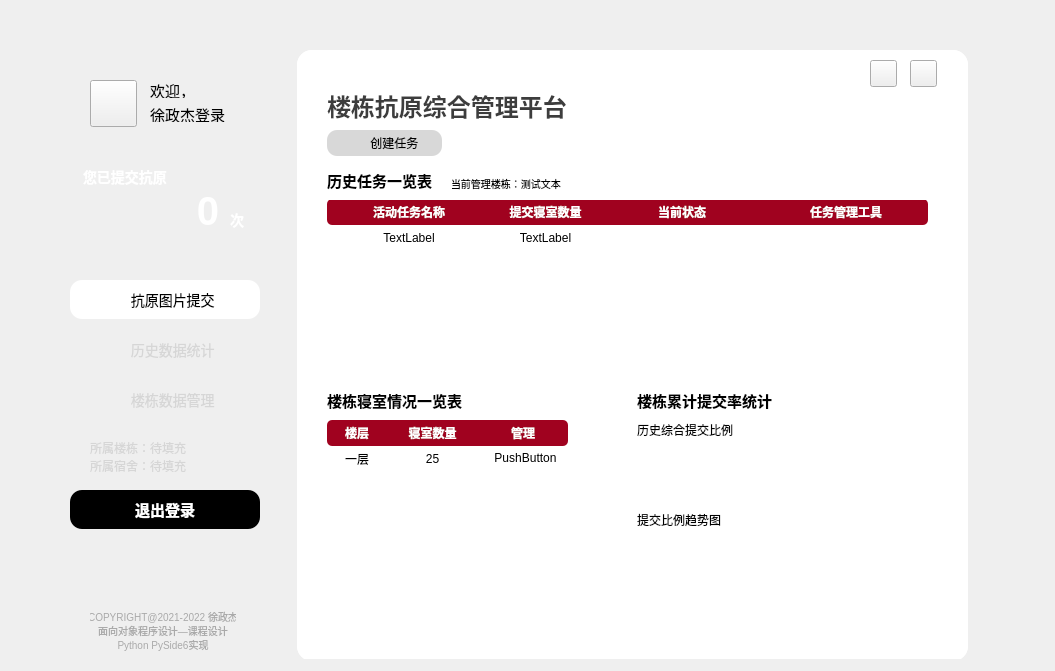
Qt form pythonGUI/python-bigwork/student_mainwindow_package/studentmainwindow.ui (crazysteeaam/ObjectOrientedwithPython) before a commit.
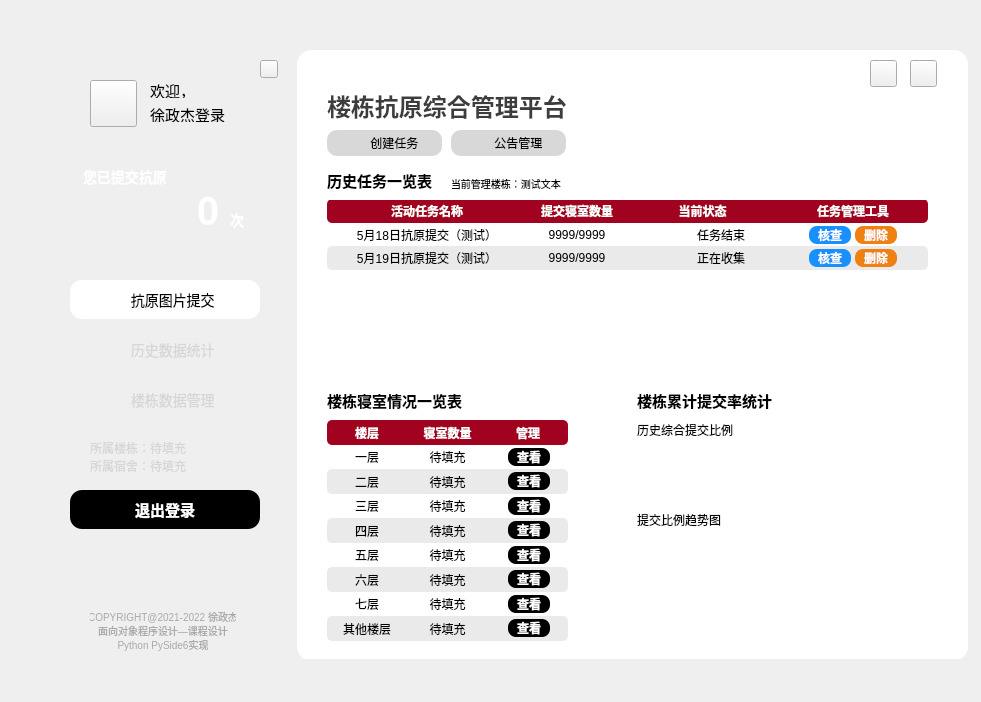
The same form after that commit. The open tabs and pages were chosen to show the change. Icons and pictures are not drawn.

Diff of the .ui file:
```diff
--- a/pythonGUI/python-bigwork/student_mainwindow_package/studentmainwindow.ui
+++ b/pythonGUI/python-bigwork/student_mainwindow_package/studentmainwindow.ui
@@ -6,8 +6,8 @@
    <rect>
     <x>0</x>
     <y>0</y>
-    <width>1055</width>
-    <height>671</height>
+    <width>981</width>
+    <height>702</height>
    </rect>
   </property>
   <property name="windowTitle">
@@ -483,6 +483,25 @@
        <set>Qt::AlignCenter</set>
       </property>
      </widget>
+     <widget class="QPushButton" name="pushButton_42">
+      <property name="geometry">
+       <rect>
+        <x>220</x>
+        <y>20</y>
+        <width>18</width>
+        <height>18</height>
+       </rect>
+      </property>
+      <property name="cursor">
+       <cursorShape>PointingHandCursor</cursorShape>
+      </property>
+      <property name="styleSheet">
+       <string notr="true">border-image: url(:/icons/icons/公告.png);</string>
+      </property>
+      <property name="text">
+       <string/>
+      </property>
+     </widget>
     </widget>
     <widget class="QPushButton" name="pushButton_6">
      <property name="geometry">
@@ -1229,50 +1248,65 @@
            <x>0</x>
            <y>-1</y>
            <width>601</width>
-           <height>51</height>
+           <height>71</height>
           </rect>
          </property>
-         <layout class="QGridLayout" name="gridLayout_3" columnstretch="3,2,3,3" columnminimumwidth="3,2,3,3">
+         <layout class="QGridLayout" name="gridLayout_3" rowstretch="1,1,1" columnstretch="4,2,3,3" rowminimumheight="1,1,1" columnminimumwidth="3,2,3,3">
           <property name="spacing">
            <number>0</number>
           </property>
-          <item row="0" column="0">
-           <widget class="QLabel" name="label_58">
-            <property name="styleSheet">
-             <string notr="true">background-color:#a0021f;
-border-image: url();
-color:white;
-font-weight:bold;
-border:0px;
-border-radius:0px;
-border-bottom-left-radius:5px;
-border-top-left-radius:5px;
-font-size:12px;</string>
+          <item row="1" column="3">
+           <widget class="QFrame" name="frame_3">
+            <property name="frameShape">
+             <enum>QFrame::StyledPanel</enum>
             </property>
-            <property name="text">
-             <string>活动任务名称</string>
+            <property name="frameShadow">
+             <enum>QFrame::Raised</enum>
             </property>
-            <property name="alignment">
-             <set>Qt::AlignCenter</set>
-            </property>
-           </widget>
-          </item>
-          <item row="0" column="1">
-           <widget class="QLabel" name="label_59">
-            <property name="styleSheet">
-             <string notr="true">background-color:#a0021f;
-border-image: url();
+            <widget class="QPushButton" name="pushButton_32">
+             <property name="geometry">
+              <rect>
+               <x>31</x>
+               <y>3</y>
+               <width>42</width>
+               <height>18</height>
+              </rect>
+             </property>
+             <property name="cursor">
+              <cursorShape>PointingHandCursor</cursorShape>
+             </property>
+             <property name="styleSheet">
+              <string notr="true">border-radius:8px;
+background-color:#1890FF;
 color:white;
-border:0px;
-font-weight:bold;
-border-radius:0px;</string>
-            </property>
-            <property name="text">
-             <string>提交寝室数量</string>
-            </property>
-            <property name="alignment">
-             <set>Qt::AlignCenter</set>
-            </property>
+font-weight:bold;</string>
+             </property>
+             <property name="text">
+              <string>核查</string>
+             </property>
+            </widget>
+            <widget class="QPushButton" name="pushButton_33">
+             <property name="geometry">
+              <rect>
+               <x>77</x>
+               <y>3</y>
+               <width>42</width>
+               <height>18</height>
+              </rect>
+             </property>
+             <property name="cursor">
+              <cursorShape>PointingHandCursor</cursorShape>
+             </property>
+             <property name="styleSheet">
+              <string notr="true">border-radius:8px;
+background-color:#EF8113;
+color:white;
+font-weight:bold;</string>
+             </property>
+             <property name="text">
+              <string>删除</string>
+             </property>
+            </widget>
            </widget>
           </item>
           <item row="0" column="3">
@@ -1294,6 +1328,16 @@
             </property>
            </widget>
           </item>
+          <item row="1" column="1">
+           <widget class="QLabel" name="label_51">
+            <property name="text">
+             <string>9999/9999</string>
+            </property>
+            <property name="alignment">
+             <set>Qt::AlignCenter</set>
+            </property>
+           </widget>
+          </item>
           <item row="0" column="2">
            <widget class="QLabel" name="label_60">
             <property name="styleSheet">
@@ -1315,30 +1359,81 @@
           <item row="1" column="0">
            <widget class="QLabel" name="label_50">
             <property name="text">
-             <string>TextLabel</string>
+             <string>5月18日抗原提交（测试）</string>
             </property>
             <property name="alignment">
              <set>Qt::AlignCenter</set>
             </property>
            </widget>
           </item>
-          <item row="1" column="1">
-           <widget class="QLabel" name="label_51">
+          <item row="2" column="1">
+           <widget class="QLabel" name="label_90">
+            <property name="styleSheet">
+             <string notr="true">background-color:#EAEAEA;
+border-radius:0px;
+border-image: url();</string>
+            </property>
             <property name="text">
-             <string>TextLabel</string>
+             <string>9999/9999</string>
             </property>
             <property name="alignment">
              <set>Qt::AlignCenter</set>
             </property>
            </widget>
           </item>
-          <item row="1" column="3">
-           <widget class="QFrame" name="frame_3">
-            <property name="frameShape">
-             <enum>QFrame::StyledPanel</enum>
+          <item row="0" column="0">
+           <widget class="QLabel" name="label_58">
+            <property name="styleSheet">
+             <string notr="true">background-color:#a0021f;
+border-image: url();
+color:white;
+font-weight:bold;
+border:0px;
+border-radius:0px;
+border-bottom-left-radius:5px;
+border-top-left-radius:5px;
+font-size:12px;</string>
             </property>
-            <property name="frameShadow">
-             <enum>QFrame::Raised</enum>
+            <property name="text">
+             <string>活动任务名称</string>
+            </property>
+            <property name="alignment">
+             <set>Qt::AlignCenter</set>
+            </property>
+           </widget>
+          </item>
+          <item row="0" column="1">
+           <widget class="QLabel" name="label_59">
+            <property name="styleSheet">
+             <string notr="true">background-color:#a0021f;
+border-image: url();
+color:white;
+border:0px;
+font-weight:bold;
+border-radius:0px;</string>
+            </property>
+            <property name="text">
+             <string>提交寝室数量</string>
+            </property>
+            <property name="alignment">
+             <set>Qt::AlignCenter</set>
+            </property>
+           </widget>
+          </item>
+          <item row="2" column="0">
+           <widget class="QLabel" name="label_89">
+            <property name="styleSheet">
+             <string notr="true">background-color:#EAEAEA;
+border-radius:0px;
+border-bottom-left-radius:5px;
+border-top-left-radius:5px;
+border-image: url();</string>
+            </property>
+            <property name="text">
+             <string>5月19日抗原提交（测试）</string>
+            </property>
+            <property name="alignment">
+             <set>Qt::AlignCenter</set>
             </property>
            </widget>
           </item>
@@ -1350,6 +1445,242 @@
             <property name="frameShadow">
              <enum>QFrame::Raised</enum>
             </property>
+            <widget class="QPushButton" name="pushButton_31">
+             <property name="geometry">
+              <rect>
+               <x>37</x>
+               <y>-2</y>
+               <width>29</width>
+               <height>29</height>
+              </rect>
+             </property>
+             <property name="cursor">
+              <cursorShape>PointingHandCursor</cursorShape>
+             </property>
+             <property name="styleSheet">
+              <string notr="true">border-image: url(:/icons/icons/开关 关.png);</string>
+             </property>
+             <property name="text">
+              <string/>
+             </property>
+            </widget>
+            <widget class="QLabel" name="label_85">
+             <property name="geometry">
+              <rect>
+               <x>70</x>
+               <y>4</y>
+               <width>54</width>
+               <height>16</height>
+              </rect>
+             </property>
+             <property name="text">
+              <string>任务结束</string>
+             </property>
+            </widget>
+            <widget class="QFrame" name="frame_20">
+             <property name="geometry">
+              <rect>
+               <x>100</x>
+               <y>20</y>
+               <width>150</width>
+               <height>23</height>
+              </rect>
+             </property>
+             <property name="frameShape">
+              <enum>QFrame::StyledPanel</enum>
+             </property>
+             <property name="frameShadow">
+              <enum>QFrame::Raised</enum>
+             </property>
+             <widget class="QPushButton" name="pushButton_37">
+              <property name="geometry">
+               <rect>
+                <x>37</x>
+                <y>-2</y>
+                <width>29</width>
+                <height>29</height>
+               </rect>
+              </property>
+              <property name="cursor">
+               <cursorShape>PointingHandCursor</cursorShape>
+              </property>
+              <property name="styleSheet">
+               <string notr="true">border-image: url(:/icons/icons/开关 关.png);</string>
+              </property>
+              <property name="text">
+               <string/>
+              </property>
+             </widget>
+             <widget class="QLabel" name="label_93">
+              <property name="geometry">
+               <rect>
+                <x>70</x>
+                <y>4</y>
+                <width>54</width>
+                <height>16</height>
+               </rect>
+              </property>
+              <property name="text">
+               <string>任务结束</string>
+              </property>
+             </widget>
+            </widget>
+           </widget>
+          </item>
+          <item row="2" column="2">
+           <widget class="QFrame" name="frame_21">
+            <property name="styleSheet">
+             <string notr="true">background-color:#EAEAEA;
+border-radius:0px;
+border-image: url();</string>
+            </property>
+            <property name="frameShape">
+             <enum>QFrame::StyledPanel</enum>
+            </property>
+            <property name="frameShadow">
+             <enum>QFrame::Raised</enum>
+            </property>
+            <widget class="QPushButton" name="pushButton_38">
+             <property name="geometry">
+              <rect>
+               <x>37</x>
+               <y>-2</y>
+               <width>29</width>
+               <height>29</height>
+              </rect>
+             </property>
+             <property name="cursor">
+              <cursorShape>PointingHandCursor</cursorShape>
+             </property>
+             <property name="styleSheet">
+              <string notr="true">border-image: url(:/icons/icons/开关 开.png);</string>
+             </property>
+             <property name="text">
+              <string/>
+             </property>
+            </widget>
+            <widget class="QLabel" name="label_94">
+             <property name="geometry">
+              <rect>
+               <x>70</x>
+               <y>4</y>
+               <width>54</width>
+               <height>16</height>
+              </rect>
+             </property>
+             <property name="text">
+              <string>正在收集</string>
+             </property>
+            </widget>
+            <widget class="QFrame" name="frame_22">
+             <property name="geometry">
+              <rect>
+               <x>100</x>
+               <y>20</y>
+               <width>150</width>
+               <height>23</height>
+              </rect>
+             </property>
+             <property name="frameShape">
+              <enum>QFrame::StyledPanel</enum>
+             </property>
+             <property name="frameShadow">
+              <enum>QFrame::Raised</enum>
+             </property>
+             <widget class="QPushButton" name="pushButton_39">
+              <property name="geometry">
+               <rect>
+                <x>37</x>
+                <y>-2</y>
+                <width>29</width>
+                <height>29</height>
+               </rect>
+              </property>
+              <property name="cursor">
+               <cursorShape>PointingHandCursor</cursorShape>
+              </property>
+              <property name="styleSheet">
+               <string notr="true">border-image: url(:/icons/icons/开关 关.png);</string>
+              </property>
+              <property name="text">
+               <string/>
+              </property>
+             </widget>
+             <widget class="QLabel" name="label_95">
+              <property name="geometry">
+               <rect>
+                <x>70</x>
+                <y>4</y>
+                <width>54</width>
+                <height>16</height>
+               </rect>
+              </property>
+              <property name="text">
+               <string>任务结束</string>
+              </property>
+             </widget>
+            </widget>
+           </widget>
+          </item>
+          <item row="2" column="3">
+           <widget class="QFrame" name="frame_23">
+            <property name="styleSheet">
+             <string notr="true">background-color:#EAEAEA;
+border-radius:0px;
+border-bottom-right-radius:5px;
+border-top-right-radius:5px;
+border-image: url();</string>
+            </property>
+            <property name="frameShape">
+             <enum>QFrame::StyledPanel</enum>
+            </property>
+            <property name="frameShadow">
+             <enum>QFrame::Raised</enum>
+            </property>
+            <widget class="QPushButton" name="pushButton_40">
+             <property name="geometry">
+              <rect>
+               <x>31</x>
+               <y>3</y>
+               <width>42</width>
+               <height>18</height>
+              </rect>
+             </property>
+             <property name="cursor">
+              <cursorShape>PointingHandCursor</cursorShape>
+             </property>
+             <property name="styleSheet">
+              <string notr="true">border-radius:8px;
+background-color:#1890FF;
+color:white;
+font-weight:bold;</string>
+             </property>
+             <property name="text">
+              <string>核查</string>
+             </property>
+            </widget>
+            <widget class="QPushButton" name="pushButton_41">
+             <property name="geometry">
+              <rect>
+               <x>77</x>
+               <y>3</y>
+               <width>42</width>
+               <height>18</height>
+              </rect>
+             </property>
+             <property name="cursor">
+              <cursorShape>PointingHandCursor</cursorShape>
+             </property>
+             <property name="styleSheet">
+              <string notr="true">border-radius:8px;
+background-color:#EF8113;
+color:white;
+font-weight:bold;</string>
+             </property>
+             <property name="text">
+              <string>删除</string>
+             </property>
+            </widget>
            </widget>
           </item>
          </layout>
@@ -1379,7 +1710,7 @@
          <x>30</x>
          <y>370</y>
          <width>241</width>
-         <height>190</height>
+         <height>221</height>
         </rect>
        </property>
        <property name="widgetResizable">
@@ -1391,7 +1722,7 @@
           <x>0</x>
           <y>0</y>
           <width>241</width>
-          <height>190</height>
+          <height>221</height>
          </rect>
         </property>
         <widget class="QWidget" name="gridLayoutWidget_3">
@@ -1400,13 +1731,75 @@
            <x>0</x>
            <y>0</y>
            <width>241</width>
-           <height>51</height>
+           <height>221</height>
           </rect>
          </property>
-         <layout class="QGridLayout" name="gridLayout_4" columnstretch="2,3,3" columnminimumwidth="2,3,3">
+         <layout class="QGridLayout" name="gridLayout_4" columnstretch="1,1,1" columnminimumwidth="1,1,1">
           <property name="spacing">
            <number>0</number>
           </property>
+          <item row="1" column="0">
+           <widget class="QLabel" name="label_52">
+            <property name="text">
+             <string>一层</string>
+            </property>
+            <property name="alignment">
+             <set>Qt::AlignCenter</set>
+            </property>
+           </widget>
+          </item>
+          <item row="5" column="0">
+           <widget class="QLabel" name="label_75">
+            <property name="text">
+             <string>五层</string>
+            </property>
+            <property name="alignment">
+             <set>Qt::AlignCenter</set>
+            </property>
+           </widget>
+          </item>
+          <item row="1" column="2">
+           <widget class="QFrame" name="frame_11">
+            <property name="frameShape">
+             <enum>QFrame::StyledPanel</enum>
+            </property>
+            <property name="frameShadow">
+             <enum>QFrame::Raised</enum>
+            </property>
+            <widget class="QPushButton" name="pushButton_15">
+             <property name="geometry">
+              <rect>
+               <x>20</x>
+               <y>3</y>
+               <width>42</width>
+               <height>18</height>
+              </rect>
+             </property>
+             <property name="cursor">
+              <cursorShape>PointingHandCursor</cursorShape>
+             </property>
+             <property name="styleSheet">
+              <string notr="true">color:white;
+background-color:black;
+border-radius:8px;
+font-weight:bold;</string>
+             </property>
+             <property name="text">
+              <string>查看</string>
+             </property>
+            </widget>
+           </widget>
+          </item>
+          <item row="3" column="1">
+           <widget class="QLabel" name="label_78">
+            <property name="text">
+             <string>待填充</string>
+            </property>
+            <property name="alignment">
+             <set>Qt::AlignCenter</set>
+            </property>
+           </widget>
+          </item>
           <item row="0" column="1">
            <widget class="QLabel" name="label_63">
             <property name="styleSheet">
@@ -1446,6 +1839,160 @@
             </property>
            </widget>
           </item>
+          <item row="2" column="0">
+           <widget class="QLabel" name="label_66">
+            <property name="styleSheet">
+             <string notr="true">background-color:#EAEAEA;
+border-radius:0px;
+border-bottom-left-radius:5px;
+border-top-left-radius:5px;
+border-image: url();
+</string>
+            </property>
+            <property name="text">
+             <string>二层</string>
+            </property>
+            <property name="alignment">
+             <set>Qt::AlignCenter</set>
+            </property>
+           </widget>
+          </item>
+          <item row="4" column="1">
+           <widget class="QLabel" name="label_79">
+            <property name="styleSheet">
+             <string notr="true">background-color:#EAEAEA;
+border-radius:0px;
+border-image: url();</string>
+            </property>
+            <property name="text">
+             <string>待填充</string>
+            </property>
+            <property name="alignment">
+             <set>Qt::AlignCenter</set>
+            </property>
+           </widget>
+          </item>
+          <item row="6" column="1">
+           <widget class="QLabel" name="label_81">
+            <property name="styleSheet">
+             <string notr="true">background-color:#EAEAEA;
+border-radius:0px;
+border-image: url();</string>
+            </property>
+            <property name="text">
+             <string>待填充</string>
+            </property>
+            <property name="alignment">
+             <set>Qt::AlignCenter</set>
+            </property>
+           </widget>
+          </item>
+          <item row="8" column="1">
+           <widget class="QLabel" name="label_84">
+            <property name="styleSheet">
+             <string notr="true">background-color:#EAEAEA;
+border-radius:0px;
+border-image: url();</string>
+            </property>
+            <property name="text">
+             <string>待填充</string>
+            </property>
+            <property name="alignment">
+             <set>Qt::AlignCenter</set>
+            </property>
+           </widget>
+          </item>
+          <item row="2" column="1">
+           <widget class="QLabel" name="label_67">
+            <property name="styleSheet">
+             <string notr="true">background-color:#EAEAEA;
+border-radius:0px;
+border-image: url();</string>
+            </property>
+            <property name="text">
+             <string>待填充</string>
+            </property>
+            <property name="alignment">
+             <set>Qt::AlignCenter</set>
+            </property>
+           </widget>
+          </item>
+          <item row="4" column="0">
+           <widget class="QLabel" name="label_74">
+            <property name="styleSheet">
+             <string notr="true">background-color:#EAEAEA;
+border-radius:0px;
+border-bottom-left-radius:5px;
+border-top-left-radius:5px;
+border-image: url();</string>
+            </property>
+            <property name="text">
+             <string>四层</string>
+            </property>
+            <property name="alignment">
+             <set>Qt::AlignCenter</set>
+            </property>
+           </widget>
+          </item>
+          <item row="2" column="2">
+           <widget class="QFrame" name="frame_13">
+            <property name="styleSheet">
+             <string notr="true">background-color:#EAEAEA;
+border-radius:0px;
+border-bottom-right-radius:5px;
+border-top-right-radius:5px;
+border-image: url();</string>
+            </property>
+            <property name="frameShape">
+             <enum>QFrame::StyledPanel</enum>
+            </property>
+            <property name="frameShadow">
+             <enum>QFrame::Raised</enum>
+            </property>
+            <widget class="QPushButton" name="pushButton_21">
+             <property name="geometry">
+              <rect>
+               <x>20</x>
+               <y>3</y>
+               <width>42</width>
+               <height>18</height>
+              </rect>
+             </property>
+             <property name="cursor">
+              <cursorShape>PointingHandCursor</cursorShape>
+             </property>
+             <property name="styleSheet">
+              <string notr="true">color:white;
+background-color:black;
+border-radius:8px;
+font-weight:bold;</string>
+             </property>
+             <property name="text">
+              <string>查看</string>
+             </property>
+            </widget>
+           </widget>
+          </item>
+          <item row="1" column="1">
+           <widget class="QLabel" name="label_65">
+            <property name="text">
+             <string>待填充</string>
+            </property>
+            <property name="alignment">
+             <set>Qt::AlignCenter</set>
+            </property>
+           </widget>
+          </item>
+          <item row="7" column="0">
+           <widget class="QLabel" name="label_77">
+            <property name="text">
+             <string>七层</string>
+            </property>
+            <property name="alignment">
+             <set>Qt::AlignCenter</set>
+            </property>
+           </widget>
+          </item>
           <item row="0" column="2">
            <widget class="QLabel" name="label_64">
             <property name="styleSheet">
@@ -1465,45 +2012,279 @@
             </property>
            </widget>
           </item>
-          <item row="1" column="0">
-           <widget class="QLabel" name="label_52">
+          <item row="5" column="1">
+           <widget class="QLabel" name="label_80">
             <property name="text">
-             <string>一层</string>
+             <string>待填充</string>
             </property>
             <property name="alignment">
              <set>Qt::AlignCenter</set>
             </property>
            </widget>
           </item>
-          <item row="1" column="1">
-           <widget class="QLabel" name="label_65">
+          <item row="8" column="0">
+           <widget class="QLabel" name="label_83">
+            <property name="styleSheet">
+             <string notr="true">background-color:#EAEAEA;
+border-radius:0px;
+border-bottom-left-radius:5px;
+border-top-left-radius:5px;
+border-image: url();</string>
+            </property>
             <property name="text">
-             <string>25</string>
+             <string>其他楼层</string>
             </property>
             <property name="alignment">
              <set>Qt::AlignCenter</set>
             </property>
            </widget>
           </item>
-          <item row="1" column="2">
-           <widget class="QFrame" name="frame_11">
+          <item row="6" column="0">
+           <widget class="QLabel" name="label_76">
+            <property name="styleSheet">
+             <string notr="true">background-color:#EAEAEA;
+border-radius:0px;
+border-bottom-left-radius:5px;
+border-top-left-radius:5px;
+border-image: url();</string>
+            </property>
+            <property name="text">
+             <string>六层</string>
+            </property>
+            <property name="alignment">
+             <set>Qt::AlignCenter</set>
+            </property>
+           </widget>
+          </item>
+          <item row="3" column="0">
+           <widget class="QLabel" name="label_73">
+            <property name="text">
+             <string>三层</string>
+            </property>
+            <property name="alignment">
+             <set>Qt::AlignCenter</set>
+            </property>
+           </widget>
+          </item>
+          <item row="4" column="2">
+           <widget class="QFrame" name="frame_14">
+            <property name="styleSheet">
+             <string notr="true">background-color:#EAEAEA;
+border-radius:0px;
+border-bottom-right-radius:5px;
+border-top-right-radius:5px;
+border-image: url();</string>
+            </property>
             <property name="frameShape">
              <enum>QFrame::StyledPanel</enum>
             </property>
             <property name="frameShadow">
              <enum>QFrame::Raised</enum>
             </property>
-            <widget class="QPushButton" name="pushButton_15">
+            <widget class="QPushButton" name="pushButton_22">
              <property name="geometry">
               <rect>
-               <x>10</x>
-               <y>0</y>
-               <width>75</width>
-               <height>24</height>
+               <x>20</x>
+               <y>3</y>
+               <width>42</width>
+               <height>18</height>
               </rect>
              </property>
+             <property name="cursor">
+              <cursorShape>PointingHandCursor</cursorShape>
+             </property>
+             <property name="styleSheet">
+              <string notr="true">color:white;
+background-color:black;
+border-radius:8px;
+font-weight:bold;</string>
+             </property>
              <property name="text">
-              <string>PushButton</string>
+              <string>查看</string>
+             </property>
+            </widget>
+           </widget>
+          </item>
+          <item row="7" column="1">
+           <widget class="QLabel" name="label_82">
+            <property name="text">
+             <string>待填充</string>
+            </property>
+            <property name="alignment">
+             <set>Qt::AlignCenter</set>
+            </property>
+           </widget>
+          </item>
+          <item row="3" column="2">
+           <widget class="QFrame" name="frame_15">
+            <property name="frameShape">
+             <enum>QFrame::StyledPanel</enum>
+            </property>
+            <property name="frameShadow">
+             <enum>QFrame::Raised</enum>
+            </property>
+            <widget class="QPushButton" name="pushButton_23">
+             <property name="geometry">
+              <rect>
+               <x>20</x>
+               <y>3</y>
+               <width>42</width>
+               <height>18</height>
+              </rect>
+             </property>
+             <property name="cursor">
+              <cursorShape>PointingHandCursor</cursorShape>
+             </property>
+             <property name="styleSheet">
+              <string notr="true">color:white;
+background-color:black;
+border-radius:8px;
+font-weight:bold;</string>
+             </property>
+             <property name="text">
+              <string>查看</string>
+             </property>
+            </widget>
+           </widget>
+          </item>
+          <item row="5" column="2">
+           <widget class="QFrame" name="frame_16">
+            <property name="frameShape">
+             <enum>QFrame::StyledPanel</enum>
+            </property>
+            <property name="frameShadow">
+             <enum>QFrame::Raised</enum>
+            </property>
+            <widget class="QPushButton" name="pushButton_26">
+             <property name="geometry">
+              <rect>
+               <x>20</x>
+               <y>3</y>
+               <width>42</width>
+               <height>18</height>
+              </rect>
+             </property>
+             <property name="cursor">
+              <cursorShape>PointingHandCursor</cursorShape>
+             </property>
+             <property name="styleSheet">
+              <string notr="true">color:white;
+background-color:black;
+border-radius:8px;
+font-weight:bold;</string>
+             </property>
+             <property name="text">
+              <string>查看</string>
+             </property>
+            </widget>
+           </widget>
+          </item>
+          <item row="6" column="2">
+           <widget class="QFrame" name="frame_17">
+            <property name="styleSheet">
+             <string notr="true">background-color:#EAEAEA;
+border-radius:0px;
+border-bottom-right-radius:5px;
+border-top-right-radius:5px;
+border-image: url();</string>
+            </property>
+            <property name="frameShape">
+             <enum>QFrame::StyledPanel</enum>
+            </property>
+            <property name="frameShadow">
+             <enum>QFrame::Raised</enum>
+            </property>
+            <widget class="QPushButton" name="pushButton_27">
+             <property name="geometry">
+              <rect>
+               <x>20</x>
+               <y>3</y>
+               <width>42</width>
+               <height>18</height>
+              </rect>
+             </property>
+             <property name="cursor">
+              <cursorShape>PointingHandCursor</cursorShape>
+             </property>
+             <property name="styleSheet">
+              <string notr="true">color:white;
+background-color:black;
+border-radius:8px;
+font-weight:bold;</string>
+             </property>
+             <property name="text">
+              <string>查看</string>
+             </property>
+            </widget>
+           </widget>
+          </item>
+          <item row="7" column="2">
+           <widget class="QFrame" name="frame_18">
+            <property name="frameShape">
+             <enum>QFrame::StyledPanel</enum>
+            </property>
+            <property name="frameShadow">
+             <enum>QFrame::Raised</enum>
+            </property>
+            <widget class="QPushButton" name="pushButton_28">
+             <property name="geometry">
+              <rect>
+               <x>20</x>
+               <y>3</y>
+               <width>42</width>
+               <height>18</height>
+              </rect>
+             </property>
+             <property name="cursor">
+              <cursorShape>PointingHandCursor</cursorShape>
+             </property>
+             <property name="styleSheet">
+              <string notr="true">color:white;
+background-color:black;
+border-radius:8px;
+font-weight:bold;</string>
+             </property>
+             <property name="text">
+              <string>查看</string>
+             </property>
+            </widget>
+           </widget>
+          </item>
+          <item row="8" column="2">
+           <widget class="QFrame" name="frame_19">
+            <property name="styleSheet">
+             <string notr="true">background-color:#EAEAEA;
+border-radius:0px;
+border-bottom-right-radius:5px;
+border-top-right-radius:5px;
+border-image: url();</string>
+            </property>
+            <property name="frameShape">
+             <enum>QFrame::StyledPanel</enum>
+            </property>
+            <property name="frameShadow">
+             <enum>QFrame::Raised</enum>
+            </property>
+            <widget class="QPushButton" name="pushButton_30">
+             <property name="geometry">
+              <rect>
+               <x>20</x>
+               <y>3</y>
+               <width>42</width>
+               <height>18</height>
+              </rect>
+             </property>
+             <property name="cursor">
+              <cursorShape>PointingHandCursor</cursorShape>
+             </property>
+             <property name="styleSheet">
+              <string notr="true">color:white;
+background-color:black;
+border-radius:8px;
+font-weight:bold;</string>
+             </property>
+             <property name="text">
+              <string>查看</string>
              </property>
             </widget>
            </widget>
@@ -1609,6 +2390,49 @@
         </property>
        </widget>
       </widget>
+      <widget class="QPushButton" name="pushButton_34">
+       <property name="geometry">
+        <rect>
+         <x>154</x>
+         <y>80</y>
+         <width>115</width>
+         <height>26</height>
+        </rect>
+       </property>
+       <property name="cursor">
+        <cursorShape>PointingHandCursor</cursorShape>
+       </property>
+       <property name="styleSheet">
+        <string notr="true">border:0px;
+border-radius:10px;
+font-size:12px;
+color:#000000;
+background-color:#D8D8D8;
+</string>
+       </property>
+       <property name="text">
+        <string>      公告管理</string>
+       </property>
+      </widget>
+      <widget class="QLabel" name="label_88">
+       <property name="geometry">
+        <rect>
+         <x>174</x>
+         <y>85</y>
+         <width>16</width>
+         <height>16</height>
+        </rect>
+       </property>
+       <property name="styleSheet">
+        <string notr="true">background-color:transparent;
+background-image:url();
+border-radius:0px;
+border-image: url(:/icons/icons/公告.png);</string>
+       </property>
+       <property name="text">
+        <string/>
+       </property>
+      </widget>
      </widget>
     </widget>
     <zorder>stackedWidget</zorder>
```
Left out of the diff: 325 changed lines with no effect on the pictures.
